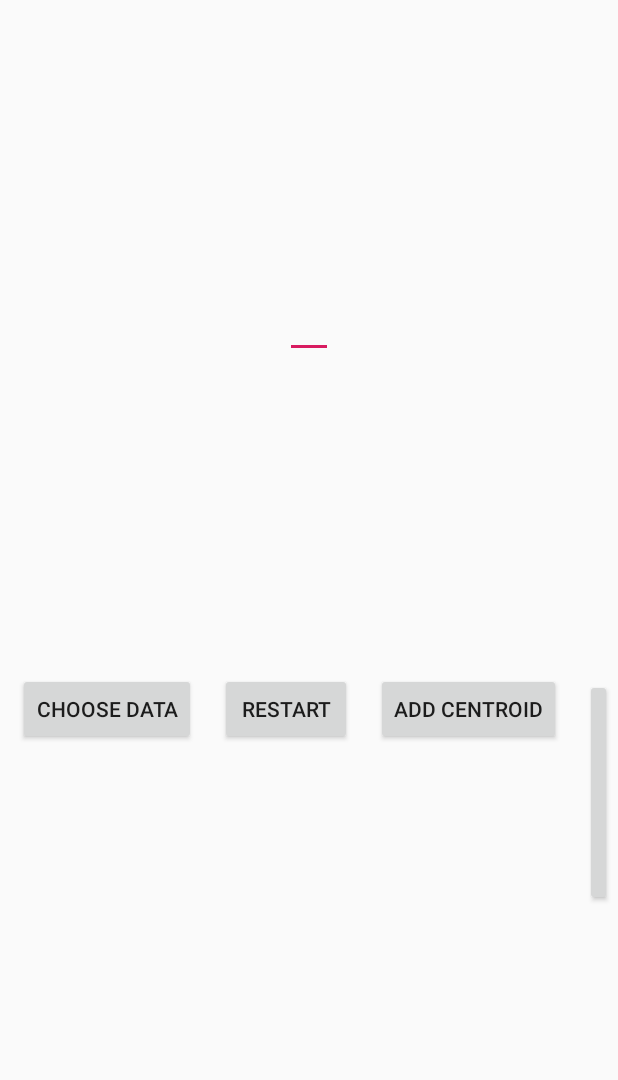
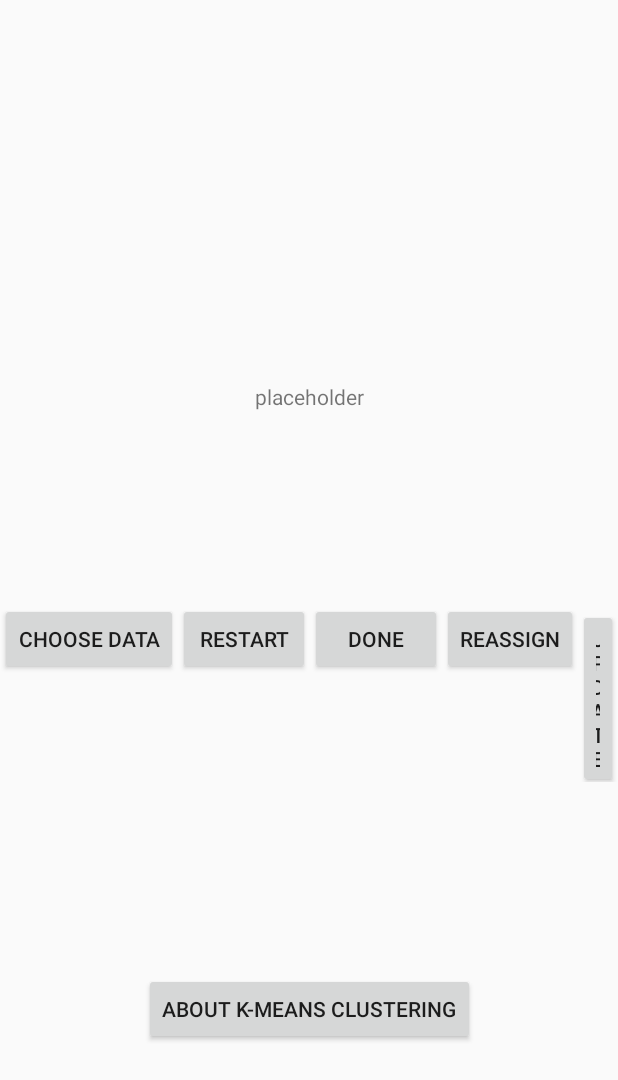
Before and after one commit to 5hourupload/Machine-Learning-Learning, an Android app: the layout k_means_clustering.xml on its own in the app's theme, with its tools: preview values and no code run, on a phone screen of 412 x 824 dp. Shown: the top 1080 px of the screen. Run offline under Robolectric (Android 15) with nearby library versions, the phone set to English and light mode, and no system bars.

Commit message:
Updated k means clustering

```diff
--- a/app/src/main/res/layout/k_means_clustering.xml
+++ b/app/src/main/res/layout/k_means_clustering.xml
@@ -7,87 +7,75 @@
     android:layout_height="match_parent">
 
     <ImageView
-        android:id="@+id/graphView"
+        android:id="@+id/kmc_graph"
         android:layout_width="wrap_content"
         android:layout_height="wrap_content"
-        android:contentDescription="@string/graph_description"
         app:layout_constraintEnd_toEndOf="parent"
         app:layout_constraintStart_toStartOf="parent"
         app:layout_constraintTop_toTopOf="parent"
-        app:layout_constraintBottom_toTopOf="@+id/buttons"
-        app:srcCompat="?attr/actionModeBackground" />
+        app:layout_constraintBottom_toTopOf="@+id/kmc_text" />
 
 
-    <LinearLayout
-        android:id="@+id/buttons"
+    <TextView
         android:layout_width="wrap_content"
         android:layout_height="wrap_content"
-        android:layout_marginStart="8dp"
-        android:layout_marginBottom="8dp"
+        android:id="@+id/kmc_text"
+        android:text="placeholder"
+        app:layout_constraintEnd_toEndOf="parent"
+        app:layout_constraintStart_toStartOf="parent"
+        app:layout_constraintTop_toBottomOf="@id/kmc_graph"
+        app:layout_constraintBottom_toTopOf="@id/kmc_buttons"/>
+    <LinearLayout
+        android:id="@+id/kmc_buttons"
+        android:layout_width="wrap_content"
+        android:layout_height="wrap_content"
         android:orientation="horizontal"
-        app:layout_constraintBottom_toBottomOf="parent"
+        app:layout_constraintBottom_toTopOf="@+id/kmc_about"
         app:layout_constraintStart_toStartOf="parent"
-        app:layout_constraintTop_toBottomOf="@+id/graphView"
+        app:layout_constraintTop_toBottomOf="@id/kmc_text"
         app:layout_constraintEnd_toEndOf="parent">
 
-
         <Button
-            android:id="@+id/choose_data"
+            android:id="@+id/kmc_choose_data"
             android:layout_width="wrap_content"
             android:layout_height="wrap_content"
-            android:layout_marginStart="8dp"
-            android:layout_marginTop="8dp"
-            android:layout_marginEnd="8dp"
-            android:layout_marginBottom="8dp"
             android:text="@string/choose_data" />
 
         <Button
-            android:id="@+id/restartButton"
+            android:id="@+id/kmc_restartButton"
             android:layout_width="wrap_content"
             android:layout_height="wrap_content"
-            android:layout_marginStart="8dp"
-            android:layout_marginTop="8dp"
-            android:layout_marginEnd="8dp"
-            android:layout_marginBottom="8dp"
             android:text="@string/restart" />
 
         <Button
             android:id="@+id/addCentroid"
             android:layout_width="wrap_content"
             android:layout_height="wrap_content"
-            android:layout_marginStart="8dp"
-            android:layout_marginTop="8dp"
-            android:layout_marginEnd="8dp"
-            android:layout_marginBottom="8dp"
-            android:text="@string/Add_centroid" />
+            android:text="Done" />
 
 
         <Button
             android:id="@+id/reassignButton"
             android:layout_width="wrap_content"
             android:layout_height="wrap_content"
-            android:layout_marginStart="8dp"
-            android:layout_marginTop="8dp"
-            android:layout_marginEnd="8dp"
-            android:layout_marginBottom="8dp"
             android:text="@string/reassign" />
 
         <Button
             android:id="@+id/updateButton"
             android:layout_width="wrap_content"
             android:layout_height="wrap_content"
-            android:layout_marginStart="8dp"
-            android:layout_marginTop="28dp"
-            android:layout_marginEnd="8dp"
-            android:layout_marginBottom="8dp"
             android:text="@string/update" />
-
-
-
-
-
 
     </LinearLayout>
 
 
+    <Button
+        android:layout_width="wrap_content"
+        android:layout_height="wrap_content"
+        android:id="@+id/kmc_about"
+        android:text="About K-means clustering"
+        app:layout_constraintEnd_toEndOf="parent"
+        app:layout_constraintStart_toStartOf="parent"
+        app:layout_constraintBottom_toBottomOf="parent"
+        app:layout_constraintTop_toBottomOf="@id/kmc_buttons"/>
 </android.support.constraint.ConstraintLayout>
```
Also changed, not shown: app/src/main/java/fhu/machinelearninglearning/k_means_cluster_activity.java (+181 -32 lines), app/src/main/java/fhu/machinelearninglearning/point.java (+30 -8 lines).
